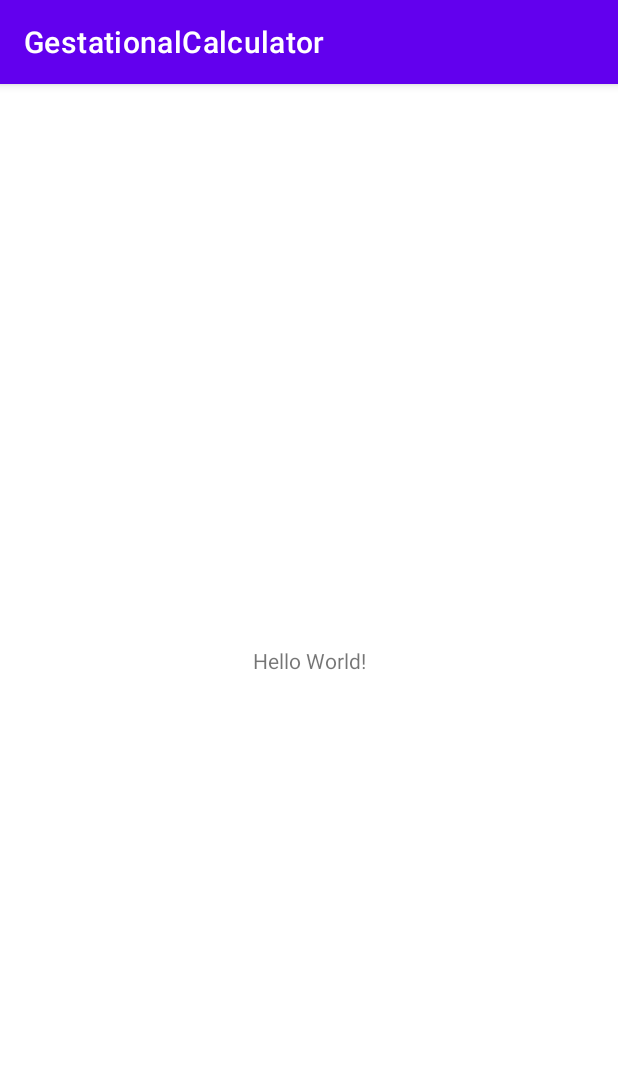
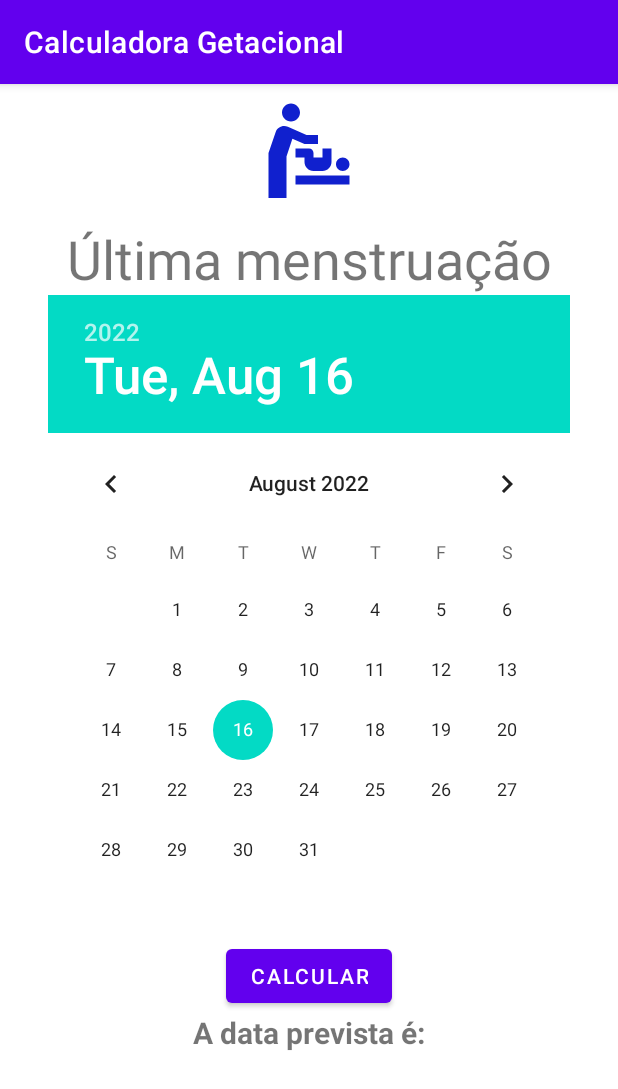
Before and after one commit to flavio-fgjj/GestationalCalculator, an Android app: the screen it shows after launch (MainActivity), on a phone screen of 412 x 824 dp. Shown: the top 1089 px of the screen. Run offline under Robolectric (Android 15) with nearby library versions, the phone set to English and light mode, and no system bars.

Commit message:
elements added to the screen

```diff
--- /dev/null
+++ b/app/src/main/res/drawable/ic_baseline_baby_changing_station_24.xml
@@ -0,0 +1,5 @@
+<vector android:height="72dp" android:tint="#1020CE"
+    android:viewportHeight="24" android:viewportWidth="24"
+    android:width="72dp" xmlns:android="http://schemas.android.com/apk/res/android">
+    <path android:fillColor="@android:color/white" android:pathData="M14,8v2h-3L8.31,8.82L7,12.75V22H3V12l1.58,-4.63C4.96,6.25 6.22,5.69 7.3,6.18l4.15,1.83L14,8zM8,1C6.9,1 6,1.9 6,3s0.9,2 2,2s2,-0.9 2,-2S9.1,1 8,1zM9,19h12v-2H9V19zM19.5,16c0.83,0 1.5,-0.67 1.5,-1.5c0,-0.83 -0.67,-1.5 -1.5,-1.5S18,13.67 18,14.5C18,15.33 18.67,16 19.5,16zM13,12c0,-0.55 -0.45,-1 -1,-1H9v2h2v1c0,1.1 0.9,2 2,2h2c1.1,0 2,-0.9 2,-2v-3h-2v2h-2V12z"/>
+</vector>
--- a/app/src/main/res/layout/activity_main.xml
+++ b/app/src/main/res/layout/activity_main.xml
@@ -6,13 +6,59 @@
     android:layout_height="match_parent"
     tools:context=".MainActivity">
 
-    <TextView
+    <ImageView
+        android:id="@+id/baby_img"
         android:layout_width="wrap_content"
         android:layout_height="wrap_content"
-        android:text="Hello World!"
-        app:layout_constraintBottom_toBottomOf="parent"
+        android:layout_marginTop="10dp"
+        android:src="@drawable/ic_baseline_baby_changing_station_24"
         app:layout_constraintEnd_toEndOf="parent"
         app:layout_constraintStart_toStartOf="parent"
         app:layout_constraintTop_toTopOf="parent" />
 
+    <TextView
+        android:id="@+id/title"
+        android:layout_width="wrap_content"
+        android:layout_height="wrap_content"
+        android:layout_marginTop="10dp"
+        android:text="@string/lbl_data"
+        android:textSize="36dp"
+        app:layout_constraintEnd_toEndOf="parent"
+        app:layout_constraintStart_toStartOf="parent"
+        app:layout_constraintTop_toBottomOf="@id/baby_img" />
+
+    <TextView
+        android:id="@+id/result"
+        android:layout_width="wrap_content"
+        android:layout_height="wrap_content"
+        android:text="@string/result"
+        android:textSize="20dp"
+        android:textStyle="bold"
+        app:layout_constraintEnd_toEndOf="parent"
+        app:layout_constraintStart_toStartOf="parent"
+        app:layout_constraintTop_toBottomOf="@id/btn_calc" />
+
+    <DatePicker
+        android:id="@+id/simpleDatePicker"
+        android:layout_width="wrap_content"
+        android:layout_height="wrap_content"
+        android:maxHeight="20px"
+        android:datePickerMode="calendar"
+        app:layout_constraintEnd_toEndOf="parent"
+        app:layout_constraintStart_toStartOf="parent"
+        app:layout_constraintTop_toBottomOf="@id/title" />
+
+    <Button
+        android:id="@+id/btn_calc"
+        android:layout_width="wrap_content"
+        android:layout_height="wrap_content"
+        android:layout_marginLeft="10dp"
+        android:layout_marginRight="10dp"
+        android:text="@string/btn_title"
+        app:layout_constraintEnd_toEndOf="parent"
+        app:layout_constraintStart_toStartOf="parent"
+        app:layout_constraintTop_toBottomOf="@id/simpleDatePicker" />
+
+
+
 </androidx.constraintlayout.widget.ConstraintLayout>
--- a/app/src/main/res/values/strings.xml
+++ b/app/src/main/res/values/strings.xml
@@ -1,3 +1,6 @@
 <resources>
-    <string name="app_name">GestationalCalculator</string>
+    <string name="app_name">Calculadora Getacional</string>
+    <string name="lbl_data">Última menstruação</string>
+    <string name="btn_title">Calcular</string>
+    <string name="result">A data prevista é: </string>
 </resources>
```
